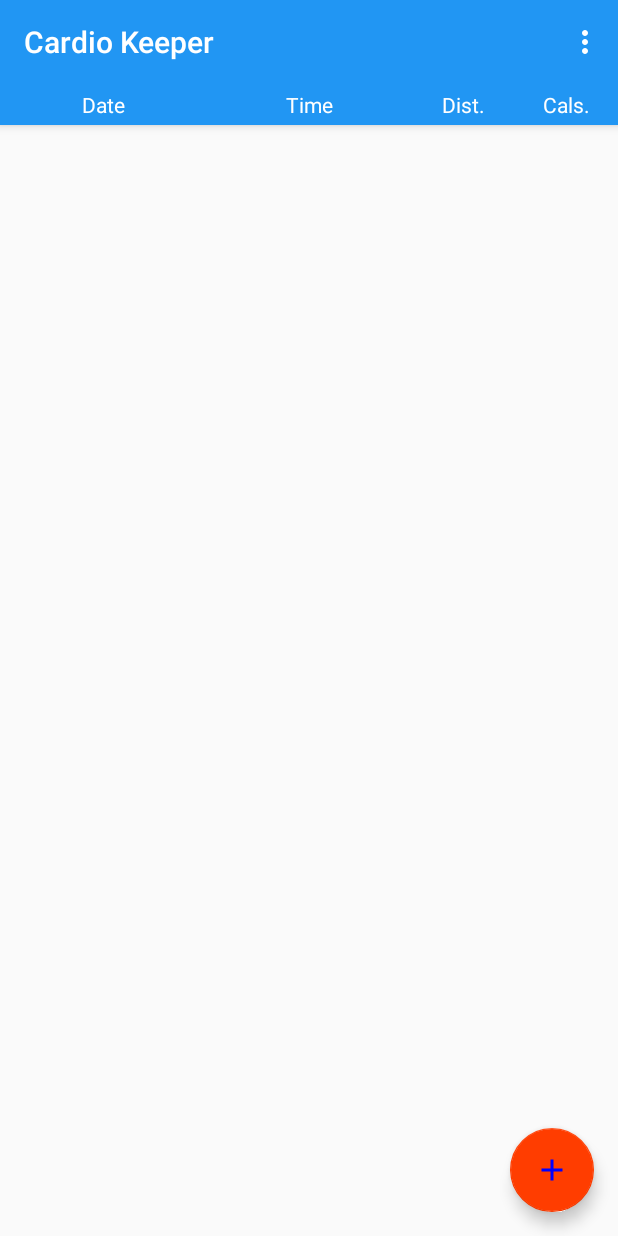
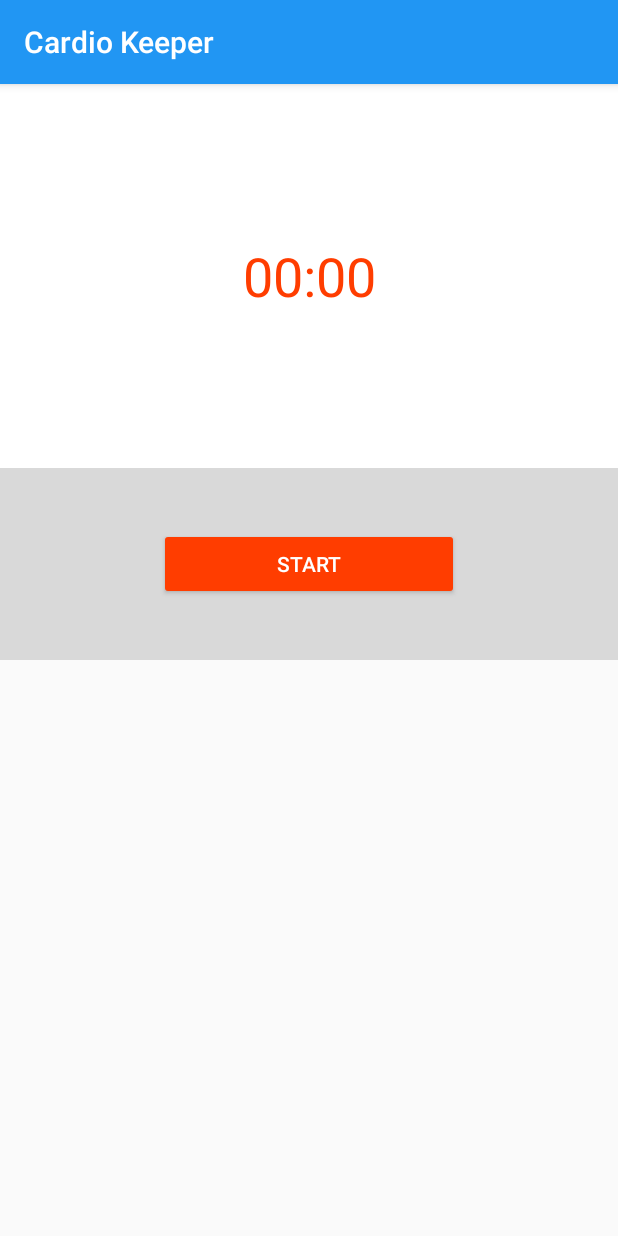
Before and after one commit to bjones598985/CardioKeeper, an Android app: the screen it shows after launch (MainActivity before the commit, TimerActivity after it), on a phone screen of 412 x 824 dp. Run offline under Robolectric (Android 15) with nearby library versions, the phone set to English and light mode, and no system bars; our stand-ins replace EventBus, data binding.

Commit message:
added TimerActivity

```diff
--- a/app/build.gradle
+++ b/app/build.gradle
@@ -23,7 +23,6 @@ android {
 
 dependencies {
     compile fileTree(dir: 'libs', include: ['*.jar'])
-    testCompile 'junit:junit:4.12'
     compile 'com.github.lecho:hellocharts-library:1.5.8@aar'
     compile 'com.android.support:appcompat-v7:25.3.1'
     compile 'com.android.support:design:25.3.1'
@@ -32,4 +31,6 @@ dependencies {
     compile 'com.android.support:support-v4:25.3.1'
     compile 'com.jjoe64:graphview:4.0.1'
     compile 'org.greenrobot:eventbus:3.0.0'
+    compile 'com.android.support.constraint:constraint-layout:1.0.2'
+    testCompile 'junit:junit:4.12'
 }
--- a/app/src/main/AndroidManifest.xml
+++ b/app/src/main/AndroidManifest.xml
@@ -20,10 +20,12 @@
             </intent-filter>
         </activity>
         <activity android:name=".AndroidDatabaseManager" />
-        <activity android:name=".HelloGraph"
+        <activity
+            android:name=".HelloGraph"
             android:label="Graph It"
-            android:theme="@style/AppTheme.NoActionBar"
-            android:parentActivityName=".MainActivity"/>
+            android:parentActivityName=".MainActivity"
+            android:theme="@style/AppTheme.NoActionBar" />
+        <activity android:name=".TimerActivity"></activity>
     </application>
 
 </manifest>
--- a/app/src/main/java/com/bolyndevelopment/owner/runlogger2/MainActivity.java
+++ b/app/src/main/java/com/bolyndevelopment/owner/runlogger2/MainActivity.java
@@ -55,6 +55,7 @@ public class MainActivity extends AppCompatActivity implements LogActivityDialog
                 showDialog();
             }
         });
+        startActivity(new Intent(this, TimerActivity.class));
     }
 
     private void addRandomData() {
--- /dev/null
+++ b/app/src/main/java/com/bolyndevelopment/owner/runlogger2/TimerActivity.java
@@ -0,0 +1,72 @@
+package com.bolyndevelopment.owner.runlogger2;
+
+import android.databinding.DataBindingUtil;
+import android.os.SystemClock;
+import android.support.v7.app.AppCompatActivity;
+import android.os.Bundle;
+import android.support.v7.widget.RecyclerView;
+import android.util.Log;
+import android.view.View;
+import android.view.ViewGroup;
+
+import com.bolyndevelopment.owner.runlogger2.databinding.ActivityTimerBinding;
+
+public class TimerActivity extends AppCompatActivity {
+    static final String TAG = TimerActivity.class.getSimpleName();
+    ActivityTimerBinding binder;
+
+    @Override
+    protected void onCreate(Bundle savedInstanceState) {
+        super.onCreate(savedInstanceState);
+        //setContentView(R.layout.activity_timer);
+        binder = DataBindingUtil.setContentView(this, R.layout.activity_timer);
+        binder.chronometer.setBase(SystemClock.elapsedRealtime());
+
+        initButtons();
+    }
+
+    private void initButtons() {
+        binder.startTimer.setOnClickListener(new View.OnClickListener() {
+            @Override
+            public void onClick(View v) {
+                binder.chronometer.start();
+            }
+        });
+        binder.stopTimer.setOnClickListener(new View.OnClickListener() {
+            @Override
+            public void onClick(View v) {
+                binder.chronometer.stop();
+            }
+        });
+        binder.lap.setOnClickListener(new View.OnClickListener() {
+            @Override
+            public void onClick(View v) {
+                Log.d(TAG, "Time: " + binder.chronometer.getText());
+            }
+        });
+    }
+
+    private class LapAdapter extends RecyclerView.Adapter<LapAdapter.LapHolder> {
+
+        @Override
+        public LapHolder onCreateViewHolder(ViewGroup parent, int viewType) {
+            return null;
+        }
+
+        @Override
+        public void onBindViewHolder(LapHolder holder, int position) {
+
+        }
+
+        @Override
+        public int getItemCount() {
+            return 0;
+        }
+
+        class LapHolder extends RecyclerView.ViewHolder {
+            public LapHolder(View itemView) {
+                super(itemView);
+            }
+        }
+    }
+}
--- /dev/null
+++ b/app/src/main/res/layout/activity_timer.xml
@@ -0,0 +1,100 @@
+<?xml version="1.0" encoding="utf-8"?>
+<layout
+    xmlns:android="http://schemas.android.com/apk/res/android"
+    xmlns:app="http://schemas.android.com/apk/res-auto"
+    xmlns:tools="http://schemas.android.com/tools">
+
+    <LinearLayout
+        android:layout_width="match_parent"
+        android:layout_height="match_parent"
+        tools:context="com.bolyndevelopment.owner.runlogger2.TimerActivity"
+        android:orientation="vertical">
+
+        <Chronometer
+            android:id="@+id/chronometer"
+            android:layout_width="match_parent"
+            android:layout_height="0dp"
+            android:layout_weight="2"
+            android:gravity="center"
+            android:textSize="36sp"
+            android:textColor="@color/colorAccent"
+            android:background="@android:color/white"/>
+
+        <FrameLayout
+            android:layout_width="match_parent"
+            android:layout_height="0dp"
+            android:layout_weight="1"
+            android:orientation="horizontal"
+            android:background="#d9d9d9">
+
+            <Button
+                android:id="@+id/start_timer"
+                style="@style/Widget.AppCompat.Button.Colored"
+                android:layout_width="200dp"
+                android:layout_height="wrap_content"
+                android:text="Start"
+                android:layout_gravity="center"
+                android:visibility="visible"/>
+
+            <LinearLayout
+                android:layout_width="match_parent"
+                android:layout_height="wrap_content"
+                android:orientation="horizontal"
+                android:layout_gravity="center">
+
+                <Button
+                    android:id="@+id/stop_timer"
+                    style="@style/Widget.AppCompat.Button.Colored"
+                    android:layout_width="0dp"
+                    android:layout_height="wrap_content"
+                    android:layout_weight="1"
+                    android:text="Stop"
+                    android:visibility="invisible"/>
+
+                <Button
+                    android:id="@+id/lap"
+                    style="@style/Widget.AppCompat.Button.Colored"
+                    android:layout_width="0dp"
+                    android:layout_height="wrap_content"
+                    android:layout_weight="1"
+                    android:text="Lap"
+                    android:visibility="invisible"/>
+
+            </LinearLayout>
+
+            <LinearLayout
+                android:layout_width="match_parent"
+                android:layout_height="wrap_content"
+                android:orientation="horizontal"
+                android:layout_gravity="center">
+
+                <Button
+                    android:id="@+id/resume_timer"
+                    style="@style/Widget.AppCompat.Button.Colored"
+                    android:layout_width="0dp"
+                    android:layout_height="wrap_content"
+                    android:layout_weight="1"
+                    android:text="Stop"
+                    android:visibility="invisible"/>
+
+                <Button
+                    android:id="@+id/reset_timer"
+                    style="@style/Widget.AppCompat.Button.Colored"
+                    android:layout_width="0dp"
+                    android:layout_height="wrap_content"
+                    android:layout_weight="1"
+                    android:text="Lap"
+                    android:visibility="invisible"/>
+
+            </LinearLayout>
+
+        </FrameLayout>
+
+        <android.support.v7.widget.RecyclerView
+            android:layout_width="match_parent"
+            android:layout_height="0dp"
+            android:layout_weight="3" />
+
+    </LinearLayout>
+
+</layout>
```
